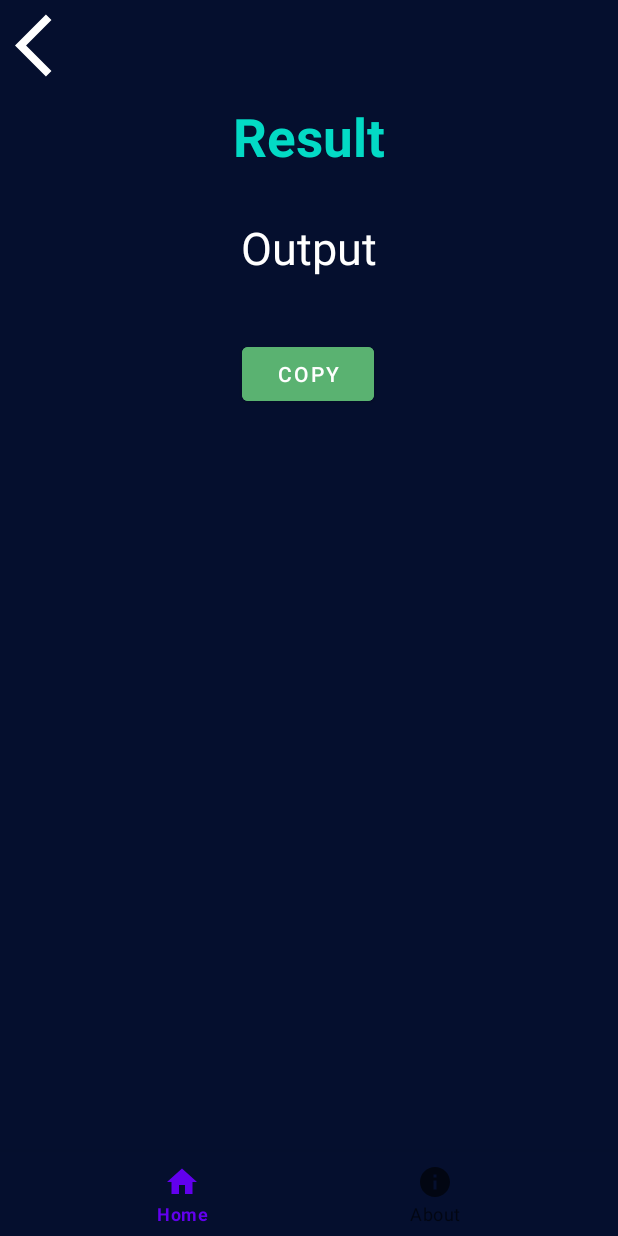
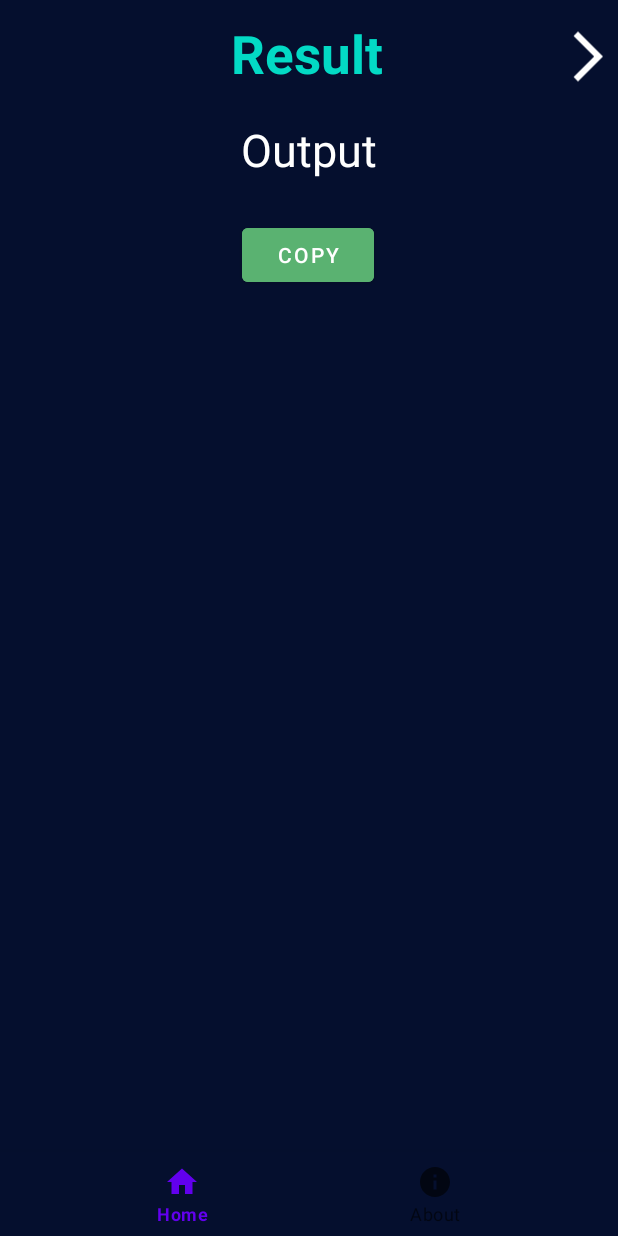
Before and after one commit to ShaikhFarhan882/Base64-Encoder-Decoder, an Android app: the fragment DecodeResults placed in its activity, on a phone screen of 412 x 824 dp. Run offline under Robolectric (Android 15) with nearby library versions, the phone set to English and light mode, and no system bars; our stand-ins replace data binding, navigation-ui; libraries missing offline, so code that uses them is left out: es.dmoral.toasty; 2 statements that could not run were skipped.

Commit message:
Rewrote the encode/decode coroutines implementation and fixed minor UI elements.

```diff
--- a/app/src/main/java/com/example/b64_encoder_decoder/EncodeResults.kt
+++ b/app/src/main/java/com/example/b64_encoder_decoder/EncodeResults.kt
@@ -12,6 +12,7 @@ import android.widget.Toast
 import androidx.appcompat.app.AppCompatActivity
 import androidx.core.content.ContextCompat.getSystemService
 import androidx.fragment.app.viewModels
+import androidx.lifecycle.Observer
 import androidx.navigation.fragment.findNavController
 import androidx.navigation.fragment.navArgs
 import com.example.b64_encoder_decoder.databinding.FragmentEncodeResultsBinding
@@ -26,6 +27,7 @@ class EncodeResults : Fragment() {
     private var _binding : FragmentEncodeResultsBinding? = null
     private val binding : FragmentEncodeResultsBinding
     get() = _binding!!
+    private val viewModel: MainViewModel by viewModels()
 
     override fun onCreateView(
         inflater: LayoutInflater, container: ViewGroup?,
@@ -33,9 +35,9 @@ class EncodeResults : Fragment() {
     ): View? {
         _binding = FragmentEncodeResultsBinding.inflate(layoutInflater)
 
+
         binding.apply {
             encodeResults.text = args.encodeddata.toString()
-
             copyText.setOnClickListener {
                 copyData(encodeResults.text.toString())
                 Toasty.success(requireContext(),"Copied Successfully",Toasty.LENGTH_SHORT).show()
--- /dev/null
+++ b/app/src/main/res/anim/slide_in_left.xml
@@ -0,0 +1,9 @@
+<?xml version="1.0" encoding="utf-8"?>
+<set xmlns:android="http://schemas.android.com/apk/res/android">
+    <translate
+        android:duration="400"
+        android:fromXDelta="-100%"
+        android:fromYDelta="0%"
+        android:toXDelta="0%"
+        android:toYDelta="0%" />
+</set>
--- /dev/null
+++ b/app/src/main/res/anim/slide_in_right.xml
@@ -0,0 +1,9 @@
+<?xml version="1.0" encoding="utf-8"?>
+<set xmlns:android="http://schemas.android.com/apk/res/android">
+    <translate
+        android:duration="400"
+        android:fromXDelta="100%"
+        android:fromYDelta="0%"
+        android:toXDelta="0%"
+        android:toYDelta="0%" />
+</set>
--- /dev/null
+++ b/app/src/main/res/anim/slide_out_left.xml
@@ -0,0 +1,9 @@
+<?xml version="1.0" encoding="utf-8"?>
+<set xmlns:android="http://schemas.android.com/apk/res/android">
+    <translate
+        android:duration="400"
+        android:fromXDelta="0%"
+        android:fromYDelta="0%"
+        android:toXDelta="-100%"
+        android:toYDelta="0%" />
+</set>
--- /dev/null
+++ b/app/src/main/res/anim/slide_out_right.xml
@@ -0,0 +1,9 @@
+<?xml version="1.0" encoding="utf-8"?>
+<set xmlns:android="http://schemas.android.com/apk/res/android">
+    <translate
+        android:duration="400"
+        android:fromXDelta="0%"
+        android:fromYDelta="0%"
+        android:toXDelta="100%"
+        android:toYDelta="0%" />
+</set>
--- /dev/null
+++ b/app/src/main/res/drawable/ic_right.xml
@@ -0,0 +1,5 @@
+<vector android:autoMirrored="true" android:height="24dp"
+    android:tint="#FFFFFF" android:viewportHeight="24"
+    android:viewportWidth="24" android:width="24dp" xmlns:android="http://schemas.android.com/apk/res/android">
+    <path android:fillColor="@android:color/white" android:pathData="M6.23,20.23l1.77,1.77l10,-10l-10,-10l-1.77,1.77l8.23,8.23z"/>
+</vector>
--- a/app/src/main/res/layout/fragment_decode_results.xml
+++ b/app/src/main/res/layout/fragment_decode_results.xml
@@ -16,23 +16,21 @@
 
         <TextView
             android:id="@+id/textView2"
-            android:layout_width="match_parent"
+            android:layout_width="wrap_content"
             android:layout_height="wrap_content"
-            android:padding="10dp"
+            android:layout_marginTop="12dp"
             android:text="Result"
             android:textAlignment="center"
             android:textColor="@color/teal_200"
             android:textSize="35sp"
             android:textStyle="bold"
-            app:layout_constraintBottom_toBottomOf="parent"
-            app:layout_constraintEnd_toEndOf="parent"
-            app:layout_constraintHorizontal_bias="1.0"
+            app:layout_constraintEnd_toStartOf="@+id/backToHome"
+            app:layout_constraintHorizontal_bias="0.591"
             app:layout_constraintStart_toStartOf="parent"
-            app:layout_constraintTop_toTopOf="parent"
-            app:layout_constraintVertical_bias="0.082" />
+            app:layout_constraintTop_toTopOf="parent" />
 
         <TextView
-            android:id="@+id/decodeResults"
+            android:id="@+id/decode_results"
             android:layout_width="match_parent"
             android:layout_height="wrap_content"
             android:layout_marginTop="10dp"
@@ -46,29 +44,30 @@
             app:layout_constraintHorizontal_bias="1.0"
             app:layout_constraintStart_toStartOf="parent"
             app:layout_constraintTop_toBottomOf="@+id/textView2" />
+
         <Button
             android:id="@+id/copy_text"
             android:layout_width="wrap_content"
             android:layout_height="wrap_content"
-            android:layout_marginTop="30dp"
+            android:layout_marginTop="16dp"
             android:backgroundTint="@color/copy"
             android:text="Copy"
             android:textColor="@color/white"
             app:layout_constraintEnd_toEndOf="parent"
             app:layout_constraintHorizontal_bias="0.498"
             app:layout_constraintStart_toStartOf="parent"
-            app:layout_constraintTop_toBottomOf="@+id/decodeResults" />
+            app:layout_constraintTop_toBottomOf="@+id/decode_results" />
 
         <ImageView
             android:id="@+id/backToHome"
             android:layout_width="50dp"
             android:layout_height="50dp"
-            android:src="@drawable/ic_back"
             android:layout_marginTop="5dp"
-            android:layout_marginStart="10dp"
-            app:layout_constraintLeft_toLeftOf="parent"
-            app:layout_constraintTop_toTopOf="parent"
-            />
+            android:paddingStart="10dp"
+            android:src="@drawable/ic_right"
+            app:layout_constraintBottom_toTopOf="@+id/decode_results"
+            app:layout_constraintEnd_toEndOf="parent"
+            app:layout_constraintTop_toTopOf="parent" />
 
     </androidx.constraintlayout.widget.ConstraintLayout>
 </layout>
--- a/app/src/main/res/navigation/my_nav.xml
+++ b/app/src/main/res/navigation/my_nav.xml
@@ -12,10 +12,18 @@
         tools:layout="@layout/fragment_home" >
         <action
             android:id="@+id/action_home2_to_encodeResults"
-            app:destination="@id/encodeResults" />
+            app:destination="@id/encodeResults"
+            app:enterAnim="@anim/slide_in_right"
+            app:exitAnim="@anim/slide_out_left"
+            app:popEnterAnim="@anim/slide_in_left"
+            app:popExitAnim="@anim/slide_out_right" />
         <action
             android:id="@+id/action_home2_to_decodeResults"
-            app:destination="@id/decodeResults" />
+            app:destination="@id/encode_results"
+            app:enterAnim="@anim/slide_in_left"
+            app:exitAnim="@anim/slide_out_right"
+            app:popEnterAnim="@anim/slide_in_right"
+            app:popExitAnim="@anim/slide_out_left" />
     </fragment>
     <fragment
         android:id="@+id/encodeResults"
@@ -32,7 +40,7 @@
             app:popUpToInclusive="true" />
     </fragment>
     <fragment
-        android:id="@+id/decodeResults"
+        android:id="@+id/encode_results"
         android:name="com.example.b64_encoder_decoder.DecodeResults"
         android:label="fragment_decode_results"
         tools:layout="@layout/fragment_decode_results" >
--- a/app/src/main/res/values-night/themes.xml
+++ b/app/src/main/res/values-night/themes.xml
@@ -10,7 +10,7 @@
         <item name="colorSecondaryVariant">@color/teal_200</item>
         <item name="colorOnSecondary">@color/black</item>
         <!-- Status bar color. -->
-        <item name="android:statusBarColor" tools:targetApi="l">?attr/colorPrimaryVariant</item>
+        <item name="android:statusBarColor" tools:targetApi="l">@color/dark</item>
         <!-- Customize your theme here. -->
     </style>
 </resources>
--- a/app/src/main/res/values/themes.xml
+++ b/app/src/main/res/values/themes.xml
@@ -10,7 +10,7 @@
         <item name="colorSecondaryVariant">@color/teal_700</item>
         <item name="colorOnSecondary">@color/black</item>
         <!-- Status bar color. -->
-        <item name="android:statusBarColor" tools:targetApi="l">?attr/colorPrimaryVariant</item>
+        <item name="android:statusBarColor" tools:targetApi="l">@color/dark</item>
         <!-- Customize your theme here. -->
     </style>
 </resources>
```
Also changed, not shown: app/src/main/java/com/example/b64_encoder_decoder/Home.kt (+8 -9 lines), app/src/main/java/com/example/b64_encoder_decoder/viewmodels/MainViewModel.kt (+26 -13 lines), app/src/main/res/layout/fragment_encode_results.xml (+15 -19 lines).
